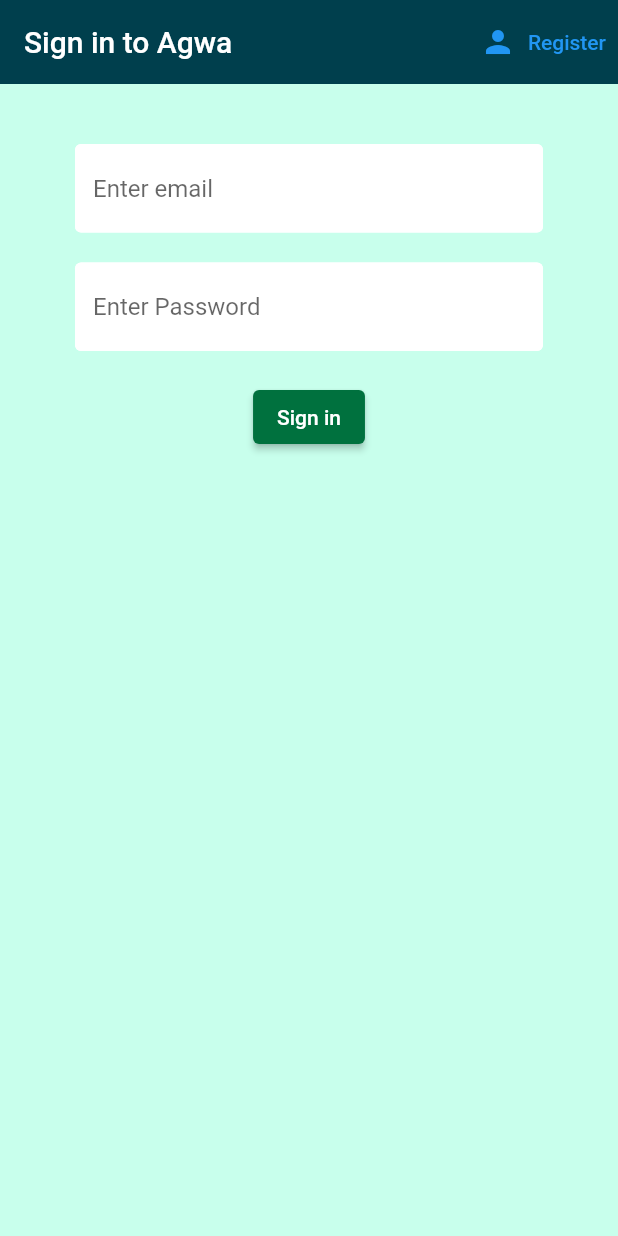
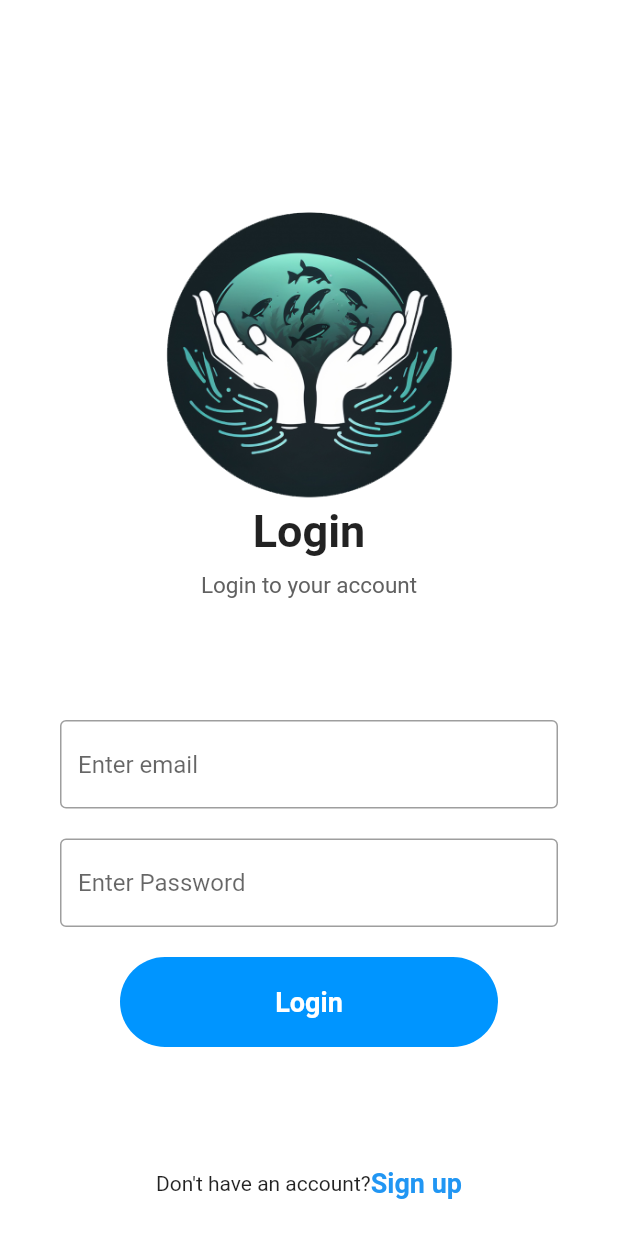
Before and after one commit to Mark-0-10100/cmsc198_agwa_v1, a Flutter app: the screen it shows after launch, on a phone screen of 412 x 824 dp. Run offline on Flutter 3.47's test engine with Material 2 defaults, Android fonts, the phone set to English and light mode, and no system bars; our stand-ins replace awesome_dialog, cloud_firestore, date_field, datetime_picker_formfield, firebase_auth, firebase_core and 5 more; accounts and stored records are empty.

Commit message:
updated UI for sign in page

```diff
--- a/agwa/lib/screens/authenticate/register.dart
+++ b/agwa/lib/screens/authenticate/register.dart
@@ -26,9 +26,9 @@ class _RegisterState extends State<Register> {
   @override
   Widget build(BuildContext context) {
     return Scaffold(
-      backgroundColor: Color.fromARGB(255, 200, 255, 236),
+      backgroundColor: Colors.white,
       appBar: AppBar(
-        backgroundColor: Color.fromARGB(255, 0, 63, 77),
+        backgroundColor: Colors.white,
         elevation: 0.0,
         title: Text('Register to Agwa'),
         actions: <Widget>[
--- a/agwa/lib/screens/authenticate/sign_in.dart
+++ b/agwa/lib/screens/authenticate/sign_in.dart
@@ -2,6 +2,7 @@ import 'package:agwa/services/auth.dart';
 import 'package:flutter/material.dart';
 import 'package:agwa/screens/authenticate/authenticate.dart';
 import 'package:agwa/shared/constants.dart';
+import 'package:agwa/screens/authenticate/register.dart';
 
 class SignInPage extends StatefulWidget {
   final Function toggleView;
@@ -26,30 +27,60 @@ class _SignInPageState extends State<SignInPage> {
   @override
   Widget build(BuildContext context) {
     return Scaffold(
-      backgroundColor: Color.fromARGB(255, 200, 255, 236),
+      backgroundColor: Colors.white,
       appBar: AppBar(
-        backgroundColor: Color.fromARGB(255, 0, 63, 77),
+        backgroundColor: Colors.white,
         elevation: 0.0,
-        title: Text('Sign in to Agwa'),
-        actions: <Widget>[
-          TextButton.icon(
-              icon: Icon(Icons.person),
-              label: Text('Register'),
-              onPressed: () {
-                widget.toggleView();
-              })
+      ),
+      body: SingleChildScrollView(
+        child: Container(
+          height: MediaQuery.of(context).size.height,
+          width: double.infinity,
+          // padding: EdgeInsets.symmetric(vertical: 20.0, horizontal: 50.0),
+          child: Column(
+            mainAxisAlignment: MainAxisAlignment.spaceBetween,
+            children: <Widget>[
+              Expanded(child: Column(
+                mainAxisAlignment: MainAxisAlignment.spaceEvenly,
+                children: <Widget>[
+                  Column(
+                    children: <Widget>[
+                      Container(
+                        padding: EdgeInsets.only(top: 100),
+                        height: 200,
+                        decoration: BoxDecoration(
+                          image: DecorationImage(
+                            image: AssetImage("assets/logo_agwa.png"),
+                            fit: BoxFit.contain,
+                          ),
+                        ),
+                      ),
+                      Text("Login",
+                        style: TextStyle(fontSize: 30, fontWeight: FontWeight.bold),),
+                      SizedBox(height: 10),
+                      Text("Login to your account",
+                        style: TextStyle(
+                            fontSize: 15,
+                            color:Colors.grey[700]),)
                     ],
                   ),
-      body: Container(
-        padding: EdgeInsets.symmetric(vertical: 20.0, horizontal: 50.0),
-        child: Form(
+                  // ],
+                  // ),
+                  Form(
                     key: _formKey,
+                    child: Padding(
+                      padding: EdgeInsets.symmetric(horizontal: 40),
                       child: Column(
                         children: <Widget>[
-                SizedBox(height: 20.0),
+                          // SizedBox(height:0),
                           TextFormField(
-                  decoration:
-                      textInputDecoration.copyWith(hintText: 'Enter email'),
+                            decoration: InputDecoration(
+                              hintText: 'Enter email',
+                              enabledBorder: OutlineInputBorder(
+                                borderSide: BorderSide(color: Colors.grey),
+                              ),
+                            ),
+                            // textInputDecoration.copyWith(hintText: 'Enter email'),
                             validator: (val) => val!.isEmpty ? 'Enter an email' : null,
                             onChanged: (val) {
                               setState(() => email = val);
@@ -57,8 +88,13 @@ class _SignInPageState extends State<SignInPage> {
                           ),
                           SizedBox(height: 20.0),
                           TextFormField(
-                  decoration:
-                      textInputDecoration.copyWith(hintText: 'Enter Password'),
+                            decoration: InputDecoration(
+                              hintText: 'Enter Password',
+                              enabledBorder: OutlineInputBorder(
+                                borderSide: BorderSide(color: Colors.grey),
+                              ),
+                            ),
+                            // textInputDecoration.copyWith(hintText: 'Enter Password'),
                             obscureText: true,
                             validator: (val) =>
                             val!.length < 6 ? 'Enter a password 6+ chars long' : null,
@@ -67,11 +103,12 @@ class _SignInPageState extends State<SignInPage> {
                             },
                           ),
                           SizedBox(height: 20.0),
-                ElevatedButton(
-                  style: ElevatedButton.styleFrom(
-                      backgroundColor: Color.fromARGB(255, 0, 113, 62)),
-                  child: Text('Sign in',
-                      style: const TextStyle(color: Colors.white)),
+
+                          Padding(
+                            padding:EdgeInsets.symmetric(horizontal: 40),
+                            child: MaterialButton(
+                              minWidth: double.infinity,
+                              height: 60,
                               onPressed: () async {
                                 if (_formKey.currentState!.validate()) {
                                   dynamic result = await _auth.signInWithEmailAndPassword(
@@ -81,10 +118,52 @@ class _SignInPageState extends State<SignInPage> {
                                   }
                                 }
                               },
+                              color: Color(0xff0095FF),
+                              elevation: 0,
+                              shape: RoundedRectangleBorder(
+                                borderRadius: BorderRadius.circular(50),
+                              ),
+                              child: Text(
+                                "Login",
+                                style: TextStyle(
+                                  fontWeight: FontWeight.w600,
+                                  fontSize: 18,
+                                  color: Colors.white,
+                                ),
+                              ),
+                            ),
+                            // ),
                           ),
                         ],
-            )),
                       ),
+                    ),
+                  ),
+                  Row(
+                    mainAxisAlignment: MainAxisAlignment.center,
+                    children: <Widget>[
+                      Text("Don't have an account?"),
+                      GestureDetector(
+                        onTap:() {
+                          // Navigate to the register page
+                          widget.toggleView();
+                        },
+                        child: Text(
+                          "Sign up",
+                          style: TextStyle(
+                            fontWeight: FontWeight.w600,
+                            fontSize: 18,
+                            color: Colors.blue,
+                        ),)
+                      ),
+                    ],
+                  ),
+                ],
+              ),),
+            ],),
+        ),
+      )
+
+
     );
   }
 }
```
Also changed, not shown: agwa/lib/agwa/homepage/homepage.dart (+13 -3 lines), agwa/lib/screens/authenticate/sign_in2.dart (added, +188 -0 lines), agwa/pubspec.yaml (+7 -1 lines), agwa/assets/home_farm_activities.png (added), agwa/assets/home_ponds.png (added), agwa/assets/home_transactions.png (added), agwa/assets/logo_agwa.png (added), agwa/assets/welcome_image.png (added), agwa/assets/welcome_logo_agwa.png (added). Lines whose indentation alone changed are shown as unchanged.
